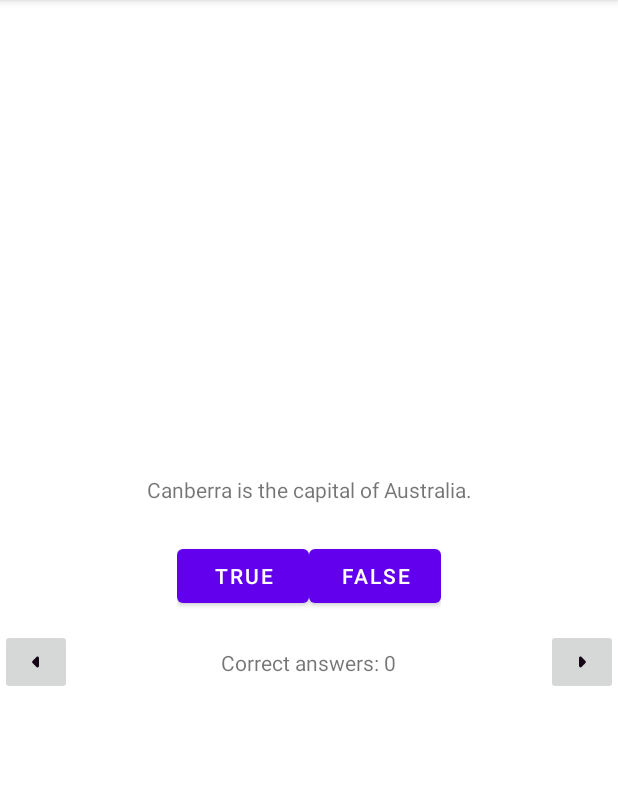
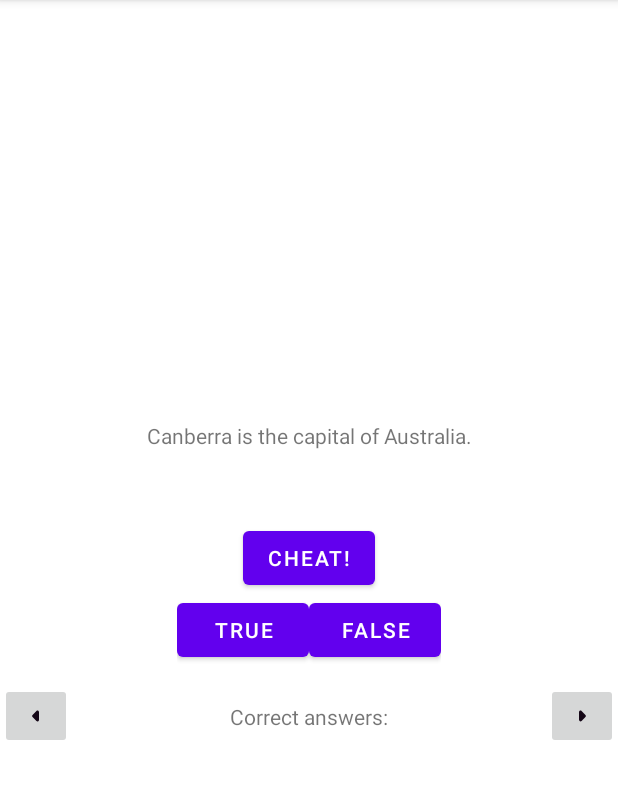
Before and after one commit to dyats/GeoQuiz, an Android app: the screen it shows after launch (MainActivity), on a phone screen of 412 x 824 dp, the part 84-883 px from its top. Run offline under Robolectric (Android 15) with nearby library versions, the light colour scheme and no system bars.

Commit message:
small updates

```diff
--- a/app/src/main/AndroidManifest.xml
+++ b/app/src/main/AndroidManifest.xml
@@ -9,6 +9,7 @@
         android:roundIcon="@mipmap/ic_launcher_round"
         android:supportsRtl="true"
         android:theme="@style/Theme.GeoQuiz">
+        <activity android:name=".CheatActivity"></activity>
         <activity android:name=".MainActivity">
             <intent-filter>
                 <action android:name="android.intent.action.MAIN" />
--- a/app/src/main/java/com/denchik/geoquiz/MainActivity.kt
+++ b/app/src/main/java/com/denchik/geoquiz/MainActivity.kt
@@ -1,16 +1,14 @@
 package com.denchik.geoquiz
 
-import androidx.appcompat.app.AppCompatActivity
+import android.content.Intent
 import android.os.Bundle
 import android.util.Log
-import android.view.View
 import android.widget.Button
 import android.widget.ImageButton
 import android.widget.TextView
 import android.widget.Toast
+import androidx.appcompat.app.AppCompatActivity
 import androidx.lifecycle.ViewModelProvider
-import androidx.lifecycle.ViewModelProviders
-import com.denchik.geoquiz.models.Question
 import com.denchik.geoquiz.viewmodels.QuizViewModel
 
 private const val TAG = "MainActivity"
@@ -22,10 +20,11 @@ class MainActivity : AppCompatActivity() {
     private lateinit var falseButton: Button
     private lateinit var nextButton: ImageButton
     private lateinit var prevButton: ImageButton
+    private lateinit var cheatButton: Button
     private lateinit var questionTextView: TextView
     private lateinit var corAnswersTextView: TextView
 
-    private val quizViewModel: QuizViewModel by lazy{
+    private val quizViewModel: QuizViewModel by lazy {
         ViewModelProvider(this).get(QuizViewModel::class.java)
     }
 
@@ -41,15 +40,16 @@ class MainActivity : AppCompatActivity() {
         falseButton = findViewById(R.id.false_button)
         nextButton = findViewById(R.id.next_button)
         prevButton = findViewById(R.id.prev_button)
+        cheatButton = findViewById(R.id.cheat_button)
         questionTextView = findViewById(R.id.question_text_view)
         corAnswersTextView = findViewById(R.id.correct_answers_text_view)
 
-        trueButton.setOnClickListener { view: View ->
+        trueButton.setOnClickListener {
             checkAnswer(true)
             nextButton.callOnClick()
         }
 
-        falseButton.setOnClickListener { view: View ->
+        falseButton.setOnClickListener {
             checkAnswer(false)
             nextButton.callOnClick()
         }
@@ -64,28 +64,37 @@ class MainActivity : AppCompatActivity() {
             updateQuestion()
         }
 
-        questionTextView.setOnClickListener{view: View ->
+        cheatButton.setOnClickListener {
+            val intent = Intent(this, CheatActivity::class.java)
+            startActivity(intent)
+        }
+
+        questionTextView.setOnClickListener {
             nextButton.callOnClick()
         }
 
-        corAnswersTextView.setOnClickListener {view: View ->
-            Toast.makeText(this, "You got ${quizViewModel.correctAnswers} right answers", Toast.LENGTH_LONG).show()
+        corAnswersTextView.setOnClickListener {
+            Toast.makeText(
+                this,
+                "You got ${quizViewModel.correctAnswers} right answers",
+                Toast.LENGTH_LONG
+            ).show()
         }
 
         updateQuestion()
     }
 
-    override fun onStart(){
+    override fun onStart() {
         super.onStart()
         Log.d(TAG, "onStart() called")
     }
 
-    override fun onResume(){
+    override fun onResume() {
         super.onResume()
         Log.d(TAG, "onResume() called")
     }
 
-    override fun onPause(){
+    override fun onPause() {
         super.onPause()
         Log.d(TAG, "onPause() called")
     }
@@ -96,32 +105,31 @@ class MainActivity : AppCompatActivity() {
         savedInstanceState.putInt(KEY_INDEX, quizViewModel.currentIndex)
     }
 
-    override fun onStop(){
+    override fun onStop() {
         super.onStop()
         Log.d(TAG, "onStop() called")
     }
 
-    override fun onDestroy(){
+    override fun onDestroy() {
         super.onDestroy()
         Log.d(TAG, "onDestroy() called")
     }
 
-    private fun updateQuestion(){
-        if(!quizViewModel.currentQuestionIsAnswered){
+    private fun updateQuestion() {
+        if (!quizViewModel.currentQuestionIsAnswered) {
             trueButton.isEnabled = true
             falseButton.isEnabled = true
-        }
-        else{
+        } else {
             trueButton.isEnabled = false
             falseButton.isEnabled = false
         }
 
         val questionTextResId = quizViewModel.currentQuestionText
         questionTextView.setText(questionTextResId)
-        corAnswersTextView.setText("Correct answers: ${quizViewModel.correctAnswers}")
+        corAnswersTextView.setText(R.string.correct_answers + quizViewModel.correctAnswers)
     }
 
-    private fun checkAnswer(userAnswer: Boolean){
+    private fun checkAnswer(userAnswer: Boolean) {
         val correctAnswer = quizViewModel.currentQuestionAnswer
 
         val messageResId = if (userAnswer == correctAnswer) {
--- a/app/src/main/res/layout-land/activity_main.xml
+++ b/app/src/main/res/layout-land/activity_main.xml
@@ -5,6 +5,14 @@
     android:layout_width="match_parent"
     android:layout_height="match_parent"
     tools:context=".MainActivity">
+
+    <Button
+        android:id="@+id/cheat_button"
+        android:layout_width="wrap_content"
+        android:layout_height="wrap_content"
+        android:layout_gravity="bottom|center_horizontal"
+        android:layout_marginBottom="60dp"
+        android:text="@string/cheat_button" />
 
     <TextView
         android:id="@+id/question_text_view"
--- a/app/src/main/res/layout/activity_main.xml
+++ b/app/src/main/res/layout/activity_main.xml
@@ -15,6 +15,13 @@
         android:gravity="center"
         android:padding="24dp"
         tools:text="@string/question_australia" />
+
+    <Button
+        android:id="@+id/cheat_button"
+        android:layout_width="wrap_content"
+        android:layout_height="wrap_content"
+        android:layout_marginTop="24dp"
+        android:text="@string/cheat_button" />
 
     <LinearLayout
         android:layout_width="wrap_content"
--- a/app/src/main/res/values/strings.xml
+++ b/app/src/main/res/values/strings.xml
@@ -16,5 +16,10 @@
     <string name="question_americas">The Amazon River is the longest river in the Americas.</string>
     <string name="question_asia">Lake Baikal is the world\'s oldest and deepest freshwater lake.</string>
 
-    <string name="correct_answers">Correct answers: 0</string>
+    <string name="correct_answers">Correct answers:</string>
+
+    <string name="warning_text">Are you sure you want to do this?</string>
+    <string name="show_answer_button">Show Answer</string>
+    <string name="cheat_button">Cheat!</string>
+    <string name="judgment_toast">Cheating is wrong.</string>
 </resources>
```
Also changed, not shown: app/src/main/java/com/denchik/geoquiz/CheatActivity.kt (added, +11 -0 lines), app/src/main/res/layout/activity_cheat.xml (added, +25 -0 lines).
